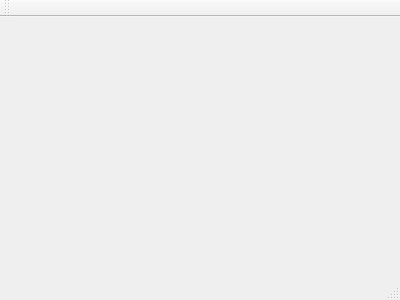
Qt form Arboles N-Arios/Arboles_N-Arios/mainwindow.ui (AndresRubi/TareasEstructura) before a commit.
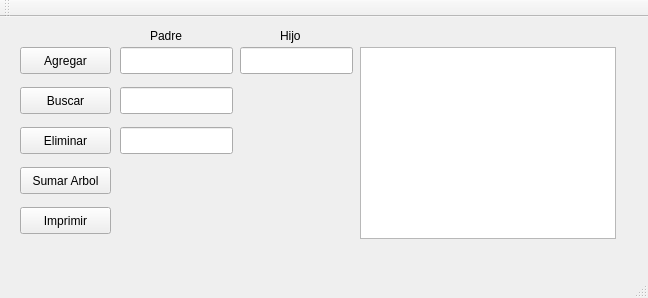
The same form after that commit.

```diff
--- a/Arboles N-Arios/Arboles_N-Arios/mainwindow.ui
+++ b/Arboles N-Arios/Arboles_N-Arios/mainwindow.ui
@@ -1,24 +1,181 @@
 <ui version="4.0">
  <class>MainWindow</class>
- <widget class="QMainWindow" name="MainWindow" >
-  <property name="geometry" >
+ <widget class="QMainWindow" name="MainWindow">
+  <property name="geometry">
    <rect>
     <x>0</x>
     <y>0</y>
-    <width>400</width>
-    <height>300</height>
+    <width>648</width>
+    <height>298</height>
    </rect>
   </property>
   <property name="windowTitle" >
    <string>MainWindow</string>
   </property>
-  <widget class="QMenuBar" name="menuBar" />
-  <widget class="QToolBar" name="mainToolBar" />
-  <widget class="QWidget" name="centralWidget" />
-  <widget class="QStatusBar" name="statusBar" />
+  <widget class="QWidget" name="centralWidget">
+   <widget class="QPushButton" name="pushAgregar">
+    <property name="geometry">
+     <rect>
+      <x>20</x>
+      <y>30</y>
+      <width>91</width>
+      <height>27</height>
+     </rect>
+    </property>
+    <property name="text">
+     <string>Agregar</string>
+    </property>
+   </widget>
+   <widget class="QPushButton" name="pushEliminar">
+    <property name="geometry">
+     <rect>
+      <x>20</x>
+      <y>110</y>
+      <width>91</width>
+      <height>27</height>
+     </rect>
+    </property>
+    <property name="text">
+     <string>Eliminar</string>
+    </property>
+   </widget>
+   <widget class="QPushButton" name="pushSumar">
+    <property name="geometry">
+     <rect>
+      <x>20</x>
+      <y>150</y>
+      <width>91</width>
+      <height>27</height>
+     </rect>
+    </property>
+    <property name="text">
+     <string>Sumar Arbol</string>
+    </property>
+   </widget>
+   <widget class="QPushButton" name="pushImprimir">
+    <property name="geometry">
+     <rect>
+      <x>20</x>
+      <y>190</y>
+      <width>91</width>
+      <height>27</height>
+     </rect>
+    </property>
+    <property name="text">
+     <string>Imprimir</string>
+    </property>
+   </widget>
+   <widget class="QPushButton" name="pushBuscar">
+    <property name="geometry">
+     <rect>
+      <x>20</x>
+      <y>70</y>
+      <width>91</width>
+      <height>27</height>
+     </rect>
+    </property>
+    <property name="text">
+     <string>Buscar</string>
+    </property>
+   </widget>
+   <widget class="QLineEdit" name="lineEditAgregarRaiz">
+    <property name="geometry">
+     <rect>
+      <x>120</x>
+      <y>30</y>
+      <width>113</width>
+      <height>27</height>
+     </rect>
+    </property>
+   </widget>
+   <widget class="QLineEdit" name="lineEditBuscar">
+    <property name="geometry">
+     <rect>
+      <x>120</x>
+      <y>70</y>
+      <width>113</width>
+      <height>27</height>
+     </rect>
+    </property>
+   </widget>
+   <widget class="QLineEdit" name="lineEditEliminar">
+    <property name="geometry">
+     <rect>
+      <x>120</x>
+      <y>110</y>
+      <width>113</width>
+      <height>27</height>
+     </rect>
+    </property>
+   </widget>
+   <widget class="QLineEdit" name="lineEditAgregarValor">
+    <property name="geometry">
+     <rect>
+      <x>240</x>
+      <y>30</y>
+      <width>113</width>
+      <height>27</height>
+     </rect>
+    </property>
+   </widget>
+   <widget class="QLabel" name="label">
+    <property name="geometry">
+     <rect>
+      <x>150</x>
+      <y>10</y>
+      <width>59</width>
+      <height>17</height>
+     </rect>
+    </property>
+    <property name="text">
+     <string>Padre</string>
+    </property>
+   </widget>
+   <widget class="QLabel" name="label_2">
+    <property name="geometry">
+     <rect>
+      <x>280</x>
+      <y>10</y>
+      <width>59</width>
+      <height>17</height>
+     </rect>
+    </property>
+    <property name="text">
+     <string>Hijo</string>
+    </property>
+   </widget>
+   <widget class="QListWidget" name="listWidget">
+    <property name="geometry">
+     <rect>
+      <x>360</x>
+      <y>30</y>
+      <width>256</width>
+      <height>192</height>
+     </rect>
+    </property>
+   </widget>
+  </widget>
+  <widget class="QMenuBar" name="menuBar">
+   <property name="geometry">
+    <rect>
+     <x>0</x>
+     <y>0</y>
+     <width>648</width>
+     <height>27</height>
+    </rect>
+   </property>
+  </widget>
+  <widget class="QToolBar" name="mainToolBar">
+   <attribute name="toolBarArea">
+    <enum>TopToolBarArea</enum>
+   </attribute>
+   <attribute name="toolBarBreak">
+    <bool>false</bool>
+   </attribute>
+  </widget>
+  <widget class="QStatusBar" name="statusBar"/>
  </widget>
- <layoutDefault spacing="6" margin="11" />
- <pixmapfunction></pixmapfunction>
+ <layoutdefault spacing="6" margin="11"/>
  <resources/>
  <connections/>
 </ui>
```
Left out of the diff: 3 changed lines with no effect on the pictures.
